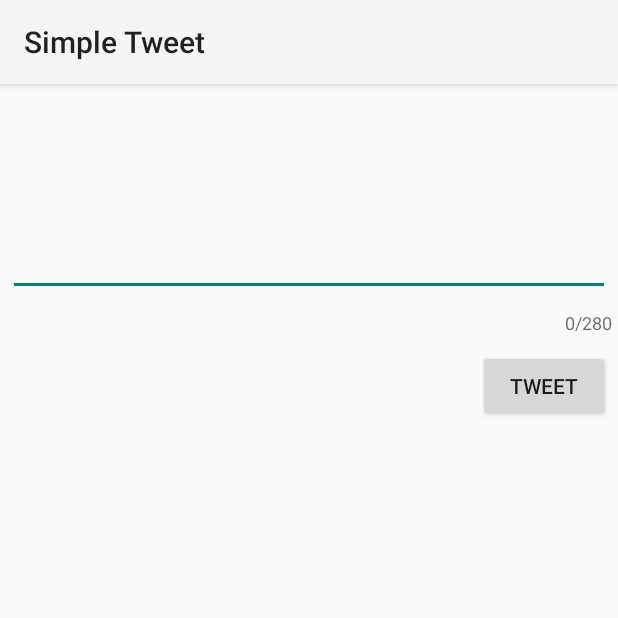
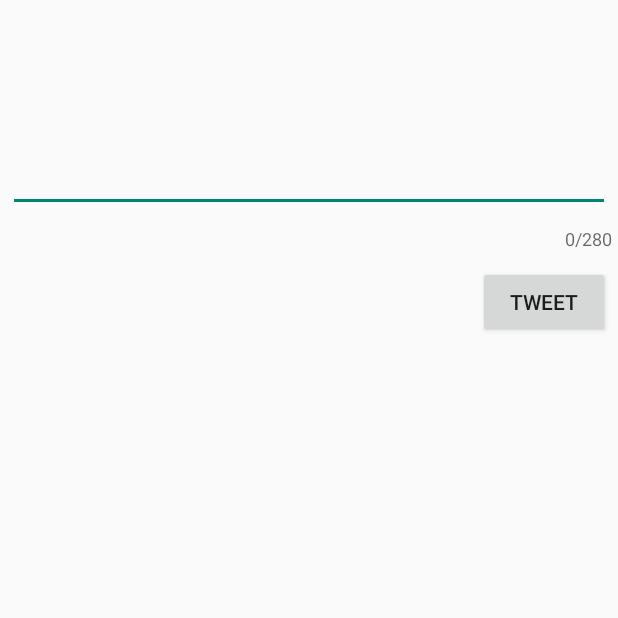
Before and after one commit to truonghh99/TwitterClient, an Android app: the ComposeActivity screen opened directly, with no data from a screen before it, on a phone screen of 412 x 824 dp, the top half of it. Run offline under Robolectric (Android 15) with nearby library versions, the phone set to English and light mode, and no system bars; our stand-ins replace Room's generated code; libraries missing offline, so code that uses them is left out: com.codepath.asynchttpclient, com.facebook.stetho, org.parceler; 1 statement that could not run was skipped.

Commit message:
Add color pallete

```diff
--- a/app/build.gradle
+++ b/app/build.gradle
@@ -59,5 +59,7 @@ dependencies {
     implementation 'org.parceler:parceler-api:1.1.12'
     annotationProcessor 'org.parceler:parceler:1.1.12'
     implementation 'com.android.support:design:28.0.0'
+    implementation 'androidx.appcompat:appcompat:1.0.0'
+
 
 }
--- a/app/src/main/java/com/codepath/apps/restclienttemplate/activities/TimelineActivity.java
+++ b/app/src/main/java/com/codepath/apps/restclienttemplate/activities/TimelineActivity.java
@@ -2,6 +2,7 @@ package com.codepath.apps.restclienttemplate.activities;
 
 import androidx.annotation.Nullable;
 import androidx.appcompat.app.AppCompatActivity;
+import androidx.appcompat.widget.Toolbar;
 import androidx.recyclerview.widget.LinearLayoutManager;
 import androidx.recyclerview.widget.RecyclerView;
 import androidx.swiperefreshlayout.widget.SwipeRefreshLayout;
@@ -52,6 +53,9 @@ public class TimelineActivity extends AppCompatActivity {
         super.onCreate(savedInstanceState);
         ActivityTimelineBinding activityTimelineBinding =  ActivityTimelineBinding.inflate(getLayoutInflater());
         setContentView(activityTimelineBinding.getRoot());
+
+        Toolbar toolbar = activityTimelineBinding.toolbar;
+        setSupportActionBar(toolbar);
 
         client = TwitterApp.getRestClient(this);
         tweets = new ArrayList<>();
--- a/app/src/main/res/values/styles.xml
+++ b/app/src/main/res/values/styles.xml
@@ -1,16 +1,6 @@
 <resources>
 
-    <style name="AppBaseTheme" parent="Theme.AppCompat.Light">
-        <!--
-            Theme customizations available in newer API levels can go in
-            res/values-vXX/styles.xml, while customizations related to
-            backward-compatibility can go here.
-        -->
-    </style>
-
-    <!-- Application theme. -->
-    <style name="AppTheme" parent="AppBaseTheme">
-        <!-- All customizations that are NOT specific to a particular API-level can go here. -->
+    <style name="AppTheme" parent="Theme.AppCompat.Light.NoActionBar">
     </style>
 
 </resources>
```
Also changed, not shown: app/src/main/res/layout/activity_timeline.xml (+15 -2 lines), app/src/main/res/values/color.xml (added, +22 -0 lines).
